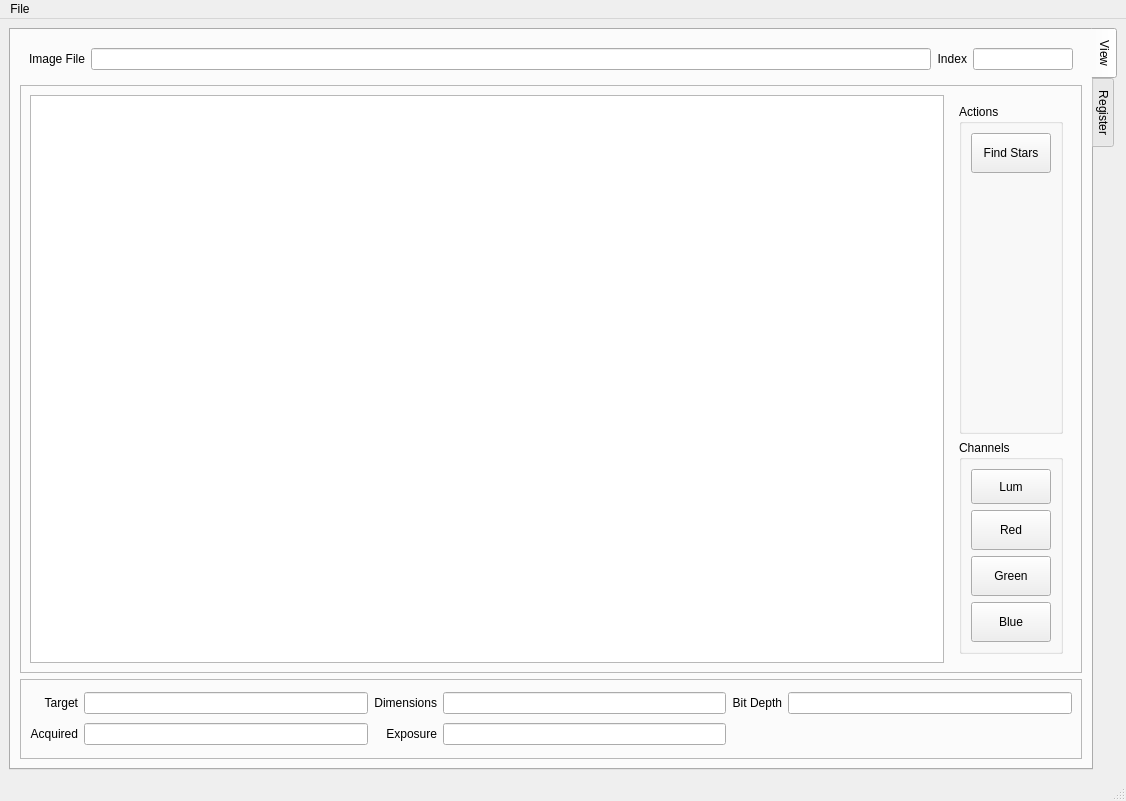
Old version of the form stellate/stellate.ui in the repository jmtyszka/stellate.
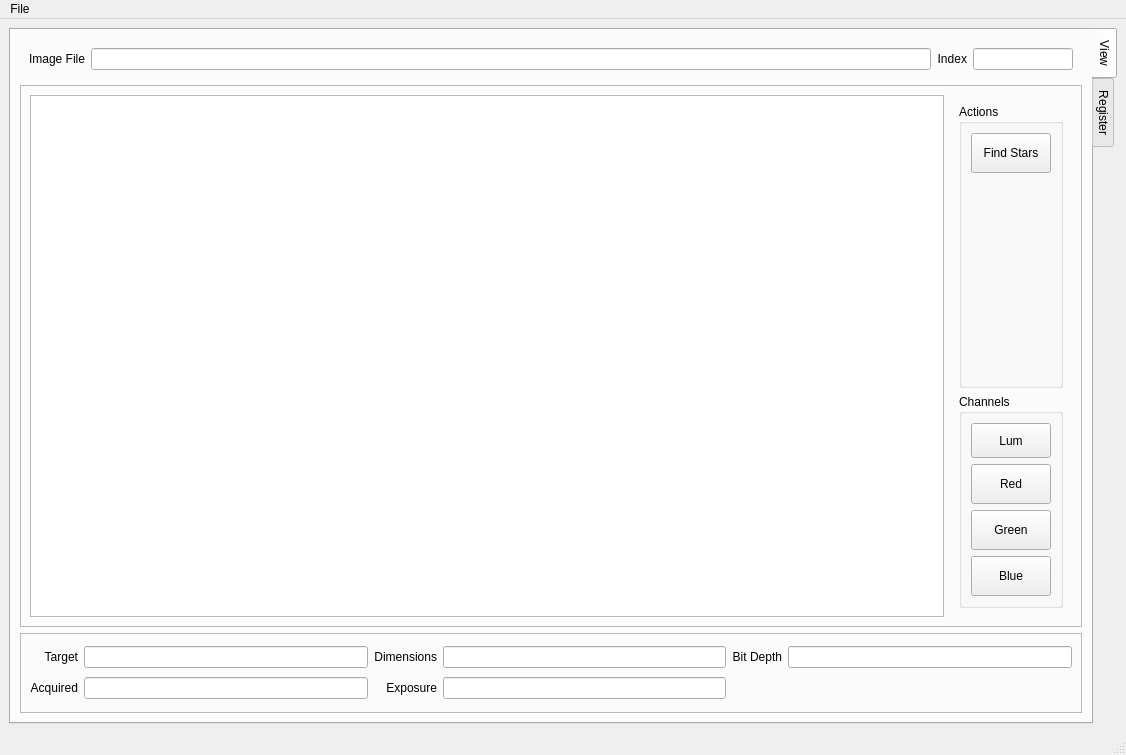
New version of the form. Custom widgets are drawn as their Qt base class.

Diff of the .ui file:
```diff
--- a/stellate/stellate.ui
+++ b/stellate/stellate.ui
@@ -7,7 +7,7 @@
     <x>0</x>
     <y>0</y>
     <width>1126</width>
-    <height>801</height>
+    <height>755</height>
    </rect>
   </property>
   <property name="sizePolicy">
```
